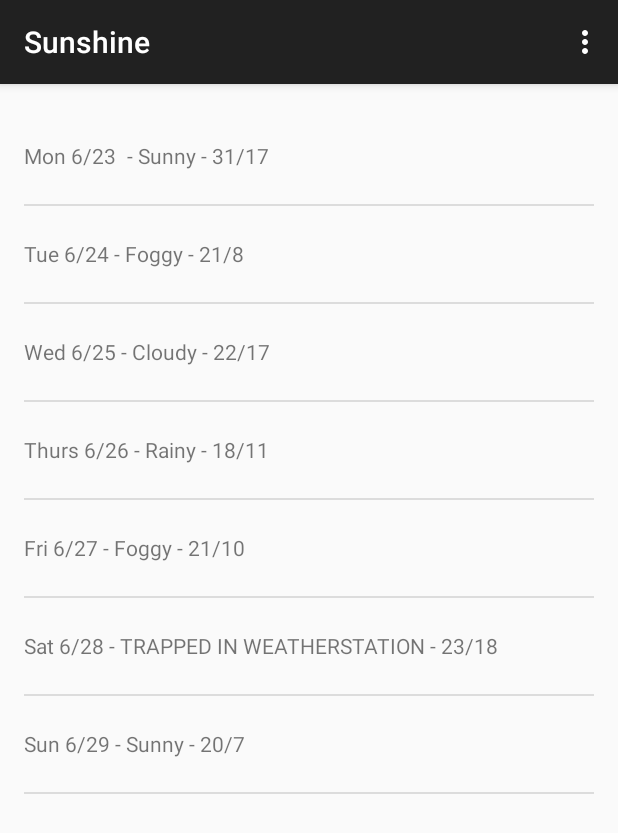
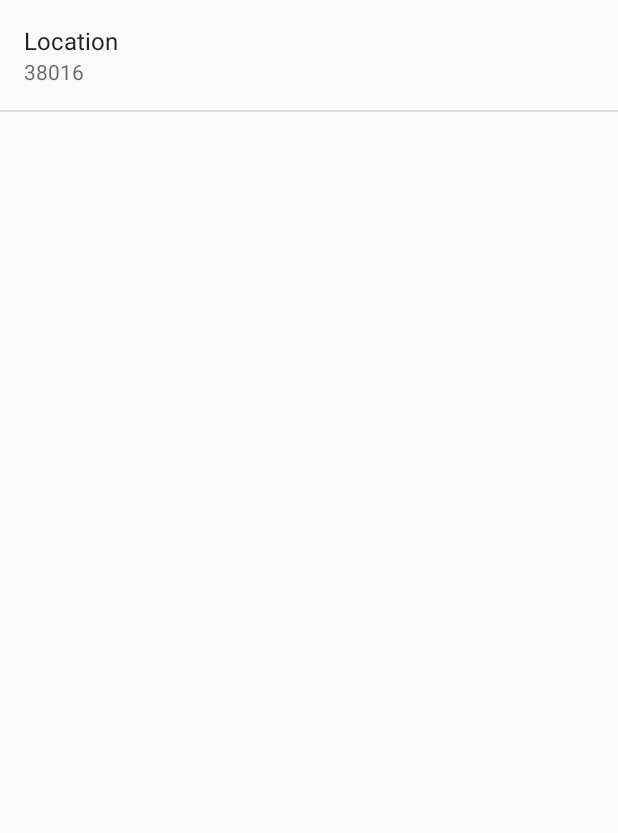
Before and after one commit to amogh12/Sunshine, an Android app: the screen it shows after launch (MainActivity before the commit, SettingsActivity after it), in the options menu, after a tap on "Settings", on a phone screen of 412 x 824 dp. Shown: the top 833 px of the screen. Run offline under Robolectric (Android 15) with nearby library versions, the phone set to English and light mode, and no system bars.

Commit message:
adding settings screen

```diff
--- a/app/build.gradle
+++ b/app/build.gradle
@@ -22,4 +22,5 @@ android {
 dependencies {
     compile fileTree(dir: 'libs', include: ['*.jar'])
     compile 'com.android.support:appcompat-v7:22.2.0'
+    compile 'com.android.support:support-v4:22.2.0'
 }
--- a/app/src/main/AndroidManifest.xml
+++ b/app/src/main/AndroidManifest.xml
@@ -26,6 +26,11 @@
                 android:name="android.support.PARENT_ACTIVITY"
                 android:value="com.wpappdever.sunshine.MainActivity" />
         </activity>
+        <activity
+            android:name=".SettingsActivity"
+            android:label="@string/title_activity_settings"
+            android:parentActivityName=".MainActivity">
+        </activity>
     </application>
 
 </manifest>
--- a/app/src/main/java/com/wpappdever/sunshine/DetailActivity.java
+++ b/app/src/main/java/com/wpappdever/sunshine/DetailActivity.java
@@ -1,5 +1,6 @@
 package com.wpappdever.sunshine;
 
+import android.content.Intent;
 import android.support.v7.app.AppCompatActivity;
 import android.os.Bundle;
 import android.view.Menu;
@@ -30,6 +31,7 @@ public class DetailActivity extends AppCompatActivity {
 
         //noinspection SimplifiableIfStatement
         if (id == R.id.action_settings) {
+            startActivity(new Intent(this, SettingsActivity.class));
             return true;
         }
 
--- a/app/src/main/java/com/wpappdever/sunshine/ForecastFragment.java
+++ b/app/src/main/java/com/wpappdever/sunshine/ForecastFragment.java
@@ -1,8 +1,10 @@
 package com.wpappdever.sunshine;
 
 import android.content.Intent;
+import android.content.SharedPreferences;
 import android.net.Uri;
 import android.os.AsyncTask;
+import android.preference.PreferenceManager;
 import android.support.v4.app.Fragment;
 import android.os.Bundle;
 import android.text.format.Time;
@@ -51,6 +53,12 @@ public class ForecastFragment extends Fragment {
     }
 
     @Override
+    public void onStart() {
+        super.onStart();
+        updateWeather();
+    }
+
+    @Override
     public void onCreateOptionsMenu(Menu menu, MenuInflater inflater) {
         inflater.inflate(R.menu.forecastfragment_menu, menu);
     }
@@ -64,12 +72,18 @@ public class ForecastFragment extends Fragment {
 
         //noinspection SimplifiableIfStatement
         if (id == R.id.action_refresh) {
-            FetchWeatherTask weatherTask = new FetchWeatherTask();
-            weatherTask.execute("38016");
+            updateWeather();
             return true;
         }
 
         return super.onOptionsItemSelected(item);
+    }
+
+    private void updateWeather() {
+        FetchWeatherTask weatherTask = new FetchWeatherTask();
+        SharedPreferences prefs = PreferenceManager.getDefaultSharedPreferences(getActivity());
+        String location = prefs.getString(getString(R.string.pref_key_location_key), getString(R.string.pref_location_default));
+        weatherTask.execute(location);
     }
 
     @Override
--- a/app/src/main/java/com/wpappdever/sunshine/MainActivity.java
+++ b/app/src/main/java/com/wpappdever/sunshine/MainActivity.java
@@ -1,5 +1,6 @@
 package com.wpappdever.sunshine;
 
+import android.content.Intent;
 import android.support.v7.app.AppCompatActivity;
 import android.os.Bundle;
 import android.view.Menu;
@@ -30,6 +31,7 @@ public class MainActivity extends AppCompatActivity {
 
         //noinspection SimplifiableIfStatement
         if (id == R.id.action_settings) {
+            startActivity(new Intent(this, SettingsActivity.class));
             return true;
         }
 
--- /dev/null
+++ b/app/src/main/java/com/wpappdever/sunshine/SettingsActivity.java
@@ -0,0 +1,66 @@
+package com.wpappdever.sunshine;
+
+import android.annotation.TargetApi;
+import android.content.Context;
+import android.content.res.Configuration;
+import android.media.Ringtone;
+import android.media.RingtoneManager;
+import android.net.Uri;
+import android.os.Build;
+import android.os.Bundle;
+import android.preference.ListPreference;
+import android.preference.Preference;
+import android.preference.PreferenceActivity;
+import android.preference.PreferenceCategory;
+import android.preference.PreferenceFragment;
+import android.preference.PreferenceManager;
+import android.preference.RingtonePreference;
+import android.text.TextUtils;
+
+import java.util.List;
+
+
+public class SettingsActivity extends PreferenceActivity implements Preference.OnPreferenceChangeListener {
+    @Override
+    public void onCreate(Bundle savedInstanceState) {
+        super.onCreate(savedInstanceState);
+        addPreferencesFromResource(R.xml.pref_general);
+        bindPreferenceSummaryToValue(findPreference(getString(R.string.pref_key_location_key)));
+    }
+
+    /**
+     * Attaches a listener so the summary is always updated with the preference value.
+     * Also fires the listener once, to initialize the summary (so it shows up before the value
+     * is changed.)
+     */
+    private void bindPreferenceSummaryToValue(Preference preference) {
+        // Set the listener to watch for value changes.
+        preference.setOnPreferenceChangeListener(this);
+
+        // Trigger the listener immediately with the preference's
+        // current value.
+        onPreferenceChange(preference,
+                PreferenceManager
+                        .getDefaultSharedPreferences(preference.getContext())
+                        .getString(preference.getKey(), ""));
+    }
+
+    @Override
+    public boolean onPreferenceChange(Preference preference, Object value) {
+        String stringValue = value.toString();
+
+        if (preference instanceof ListPreference) {
+            // For list preferences, look up the correct display value in
+            // the preference's 'entries' list (since they have separate labels/values).
+            ListPreference listPreference = (ListPreference) preference;
+            int prefIndex = listPreference.findIndexOfValue(stringValue);
+            if (prefIndex >= 0) {
+                preference.setSummary(listPreference.getEntries()[prefIndex]);
+            }
+        } else {
+            // For other preferences, set the summary to the value's simple string representation.
+            preference.setSummary(stringValue);
+        }
+        return true;
+    }
+}
--- /dev/null
+++ b/app/src/main/res/values/strings_activity_settings.xml
@@ -0,0 +1,12 @@
+<resources>
+    <string name="title_activity_settings">Settings</string>
+
+   <string name="pref_header_general">General</string>
+
+    <string name="pref_key_location_key" translatable="false">location</string>
+    <string name="pref_location_label">Location</string>
+    <string name="pref_location_default" translatable="false">38016</string>
+
+
+
+</resources>
--- /dev/null
+++ b/app/src/main/res/xml/pref_general.xml
@@ -0,0 +1,13 @@
+<PreferenceScreen xmlns:android="http://schemas.android.com/apk/res/android"
+    android:layout_width="match_parent"
+    android:layout_height="match_parent">
+
+
+    <EditTextPreference
+        android:key="@string/pref_key_location_key"
+        android:title="@string/pref_location_label"
+        android:defaultValue="@string/pref_location_default"
+        android:selectAllOnFocus="true"
+        android:singleLine="true" />
+
+</PreferenceScreen>
```
